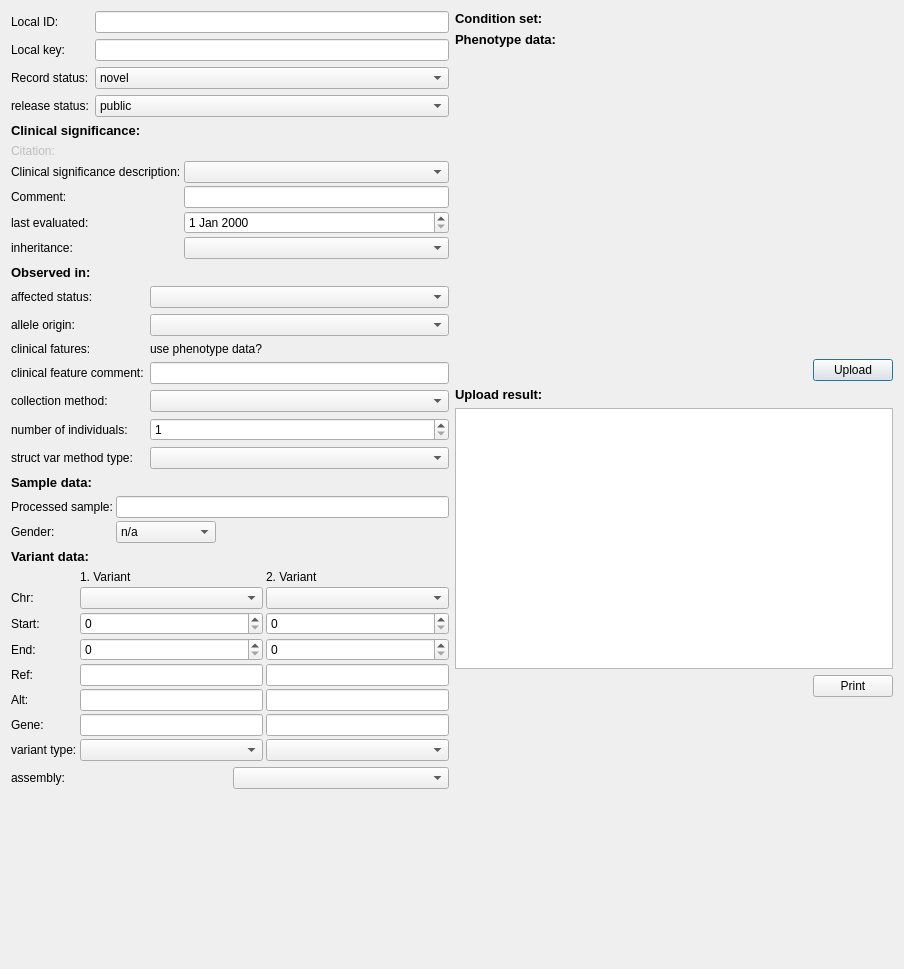
Before: the Qt Designer form src/GSvar/ClinVarUploadDialog.ui in imgag/ngs-bits, drawn with Qt 5.
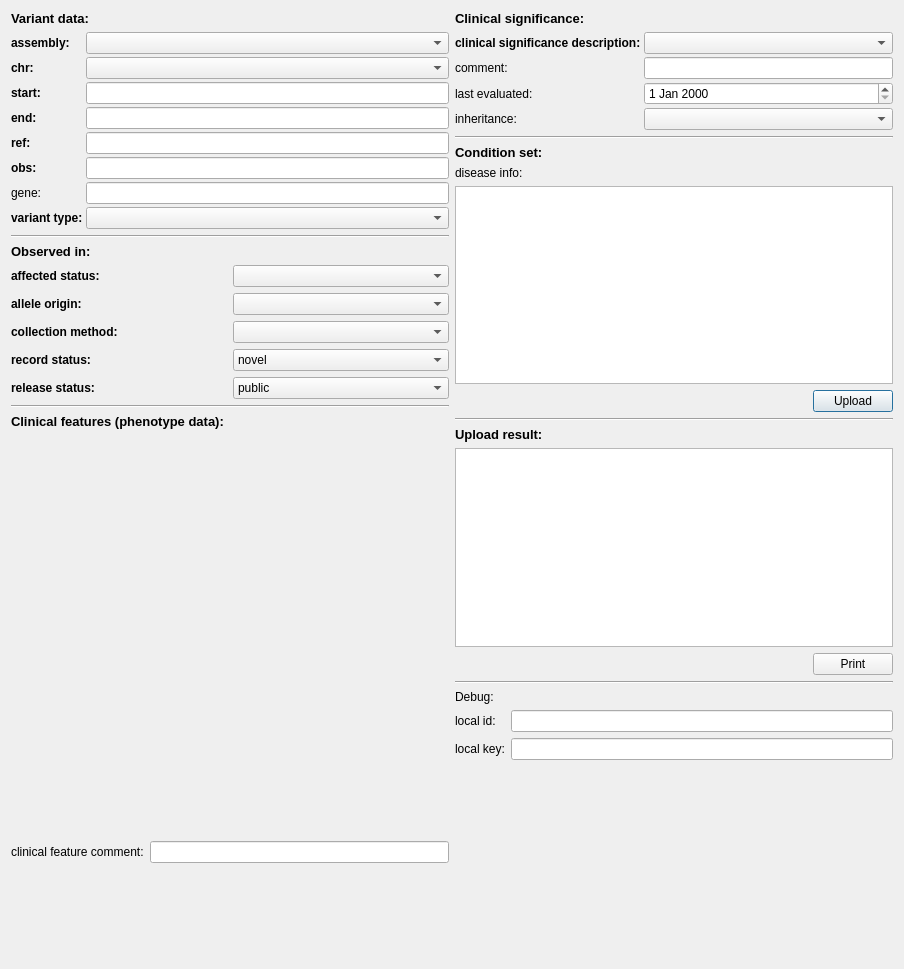
After: the same form once the commit is applied. Custom widgets are drawn as their Qt base class.

Commit message:
src/GSvar/ClinVarUploadDialog.*: added creation of JSON for clinvar submission, import all available information from the main window
src/GSvar/MainWindow.*: transfer all variant info to ClinvarUploadDialog

```diff
--- a/src/GSvar/ClinVarUploadDialog.ui
+++ b/src/GSvar/ClinVarUploadDialog.ui
@@ -16,312 +16,6 @@
   <layout class="QHBoxLayout" name="horizontalLayout_5">
    <item>
     <layout class="QVBoxLayout" name="layoutCol1">
-     <item>
-      <layout class="QGridLayout" name="gridLayout_4">
-       <item row="2" column="1">
-        <widget class="QComboBox" name="cb_record_status">
-         <item>
-          <property name="text">
-           <string>novel</string>
-          </property>
-         </item>
-         <item>
-          <property name="text">
-           <string>update</string>
-          </property>
-         </item>
-        </widget>
-       </item>
-       <item row="1" column="1">
-        <widget class="QLineEdit" name="le_local_key"/>
-       </item>
-       <item row="0" column="0">
-        <widget class="QLabel" name="label_22">
-         <property name="text">
-          <string>Local ID:</string>
-         </property>
-        </widget>
-       </item>
-       <item row="1" column="0">
-        <widget class="QLabel" name="label_23">
-         <property name="text">
-          <string>Local key:</string>
-         </property>
-        </widget>
-       </item>
-       <item row="0" column="1">
-        <widget class="QLineEdit" name="le_local_id"/>
-       </item>
-       <item row="2" column="0">
-        <widget class="QLabel" name="label_24">
-         <property name="text">
-          <string>Record status:</string>
-         </property>
-        </widget>
-       </item>
-       <item row="3" column="0">
-        <widget class="QLabel" name="label_34">
-         <property name="text">
-          <string>release status:</string>
-         </property>
-        </widget>
-       </item>
-       <item row="3" column="1">
-        <widget class="QComboBox" name="cb_release_status">
-         <item>
-          <property name="text">
-           <string>public</string>
-          </property>
-         </item>
-         <item>
-          <property name="text">
-           <string>hold until published</string>
-          </property>
-         </item>
-        </widget>
-       </item>
-      </layout>
-     </item>
-     <item>
-      <widget class="QLabel" name="label_10">
-       <property name="font">
-        <font>
-         <pointsize>10</pointsize>
-         <weight>75</weight>
-         <bold>true</bold>
-        </font>
-       </property>
-       <property name="text">
-        <string>Clinical significance:</string>
-       </property>
-      </widget>
-     </item>
-     <item>
-      <layout class="QGridLayout" name="gridLayout_3">
-       <property name="spacing">
-        <number>3</number>
-       </property>
-       <item row="3" column="2">
-        <widget class="QDateEdit" name="de_last_eval"/>
-       </item>
-       <item row="1" column="2">
-        <widget class="QComboBox" name="cb_clin_sig_desc"/>
-       </item>
-       <item row="0" column="0">
-        <widget class="QLabel" name="label_16">
-         <property name="enabled">
-          <bool>false</bool>
-         </property>
-         <property name="text">
-          <string>Citation:</string>
-         </property>
-        </widget>
-       </item>
-       <item row="1" column="0">
-        <widget class="QLabel" name="label_17">
-         <property name="text">
-          <string>Clinical significance description:</string>
-         </property>
-        </widget>
-       </item>
-       <item row="2" column="0">
-        <widget class="QLabel" name="label_18">
-         <property name="text">
-          <string>Comment:</string>
-         </property>
-        </widget>
-       </item>
-       <item row="4" column="0">
-        <widget class="QLabel" name="label_20">
-         <property name="text">
-          <string>inheritance:</string>
-         </property>
-        </widget>
-       </item>
-       <item row="3" column="0">
-        <widget class="QLabel" name="label_19">
-         <property name="text">
-          <string>last evaluated:</string>
-         </property>
-        </widget>
-       </item>
-       <item row="2" column="2">
-        <widget class="QLineEdit" name="le_clin_sig_desc_comment"/>
-       </item>
-       <item row="4" column="2">
-        <widget class="QComboBox" name="cb_inheritance"/>
-       </item>
-      </layout>
-     </item>
-     <item>
-      <widget class="QLabel" name="label_25">
-       <property name="font">
-        <font>
-         <pointsize>10</pointsize>
-         <weight>75</weight>
-         <bold>true</bold>
-        </font>
-       </property>
-       <property name="text">
-        <string>Observed in:</string>
-       </property>
-      </widget>
-     </item>
-     <item>
-      <layout class="QGridLayout" name="gridLayout_5">
-       <item row="4" column="0">
-        <widget class="QLabel" name="label_30">
-         <property name="text">
-          <string>collection method:</string>
-         </property>
-        </widget>
-       </item>
-       <item row="5" column="0">
-        <widget class="QLabel" name="label_31">
-         <property name="text">
-          <string>number of individuals:</string>
-         </property>
-        </widget>
-       </item>
-       <item row="0" column="0">
-        <widget class="QLabel" name="label_26">
-         <property name="text">
-          <string>affected status:</string>
-         </property>
-        </widget>
-       </item>
-       <item row="1" column="0">
-        <widget class="QLabel" name="label_27">
-         <property name="text">
-          <string>allele origin:</string>
-         </property>
-        </widget>
-       </item>
-       <item row="3" column="0">
-        <widget class="QLabel" name="label_29">
-         <property name="text">
-          <string>clinical feature comment:</string>
-         </property>
-        </widget>
-       </item>
-       <item row="2" column="0">
-        <widget class="QLabel" name="label_28">
-         <property name="text">
-          <string>clinical fatures:</string>
-         </property>
-        </widget>
-       </item>
-       <item row="6" column="0">
-        <widget class="QLabel" name="label_32">
-         <property name="text">
-          <string>struct var method type:</string>
-         </property>
-        </widget>
-       </item>
-       <item row="0" column="1">
-        <widget class="QComboBox" name="cb_affected_status"/>
-       </item>
-       <item row="1" column="1">
-        <widget class="QComboBox" name="cb_allele_origin"/>
-       </item>
-       <item row="2" column="1">
-        <widget class="QLabel" name="label_33">
-         <property name="text">
-          <string>use phenotype data?</string>
-         </property>
-        </widget>
-       </item>
-       <item row="3" column="1">
-        <widget class="QLineEdit" name="le_clin_feat_comment"/>
-       </item>
-       <item row="4" column="1">
-        <widget class="QComboBox" name="cb_collection_method"/>
-       </item>
-       <item row="5" column="1">
-        <widget class="QSpinBox" name="sb_n_individuals">
-         <property name="minimum">
-          <number>1</number>
-         </property>
-         <property name="maximum">
-          <number>999</number>
-         </property>
-        </widget>
-       </item>
-       <item row="6" column="1">
-        <widget class="QComboBox" name="cb_method_type"/>
-       </item>
-      </layout>
-     </item>
-     <item>
-      <widget class="QLabel" name="label_13">
-       <property name="font">
-        <font>
-         <pointsize>10</pointsize>
-         <weight>75</weight>
-         <bold>true</bold>
-        </font>
-       </property>
-       <property name="text">
-        <string>Sample data:</string>
-       </property>
-      </widget>
-     </item>
-     <item>
-      <layout class="QGridLayout" name="gridLayout_2">
-       <property name="spacing">
-        <number>3</number>
-       </property>
-       <item row="0" column="0">
-        <widget class="QLabel" name="label_14">
-         <property name="text">
-          <string>Processed sample:</string>
-         </property>
-        </widget>
-       </item>
-       <item row="1" column="0">
-        <widget class="QLabel" name="label_15">
-         <property name="text">
-          <string>Gender:</string>
-         </property>
-        </widget>
-       </item>
-       <item row="0" column="1">
-        <widget class="QLineEdit" name="processed_sample">
-         <property name="enabled">
-          <bool>true</bool>
-         </property>
-         <property name="readOnly">
-          <bool>false</bool>
-         </property>
-        </widget>
-       </item>
-       <item row="1" column="1">
-        <widget class="QComboBox" name="gender">
-         <property name="maximumSize">
-          <size>
-           <width>100</width>
-           <height>16777215</height>
-          </size>
-         </property>
-         <item>
-          <property name="text">
-           <string>n/a</string>
-          </property>
-         </item>
-         <item>
-          <property name="text">
-           <string>male</string>
-          </property>
-         </item>
-         <item>
-          <property name="text">
-           <string>female</string>
-          </property>
-         </item>
-        </widget>
-       </item>
-      </layout>
-     </item>
      <item>
       <widget class="QLabel" name="label">
        <property name="font">
@@ -341,150 +35,361 @@
        <property name="spacing">
         <number>3</number>
        </property>
-       <item row="3" column="2">
-        <widget class="QSpinBox" name="sb_start2">
-         <property name="maximum">
-          <number>1000000000</number>
-         </property>
-        </widget>
-       </item>
        <item row="5" column="0">
         <widget class="QLabel" name="label_39">
-         <property name="text">
-          <string>Ref:</string>
+         <property name="font">
+          <font>
+           <weight>75</weight>
+           <bold>true</bold>
+          </font>
          </property>
-        </widget>
-       </item>
-       <item row="5" column="2">
-        <widget class="QLineEdit" name="le_ref2"/>
-       </item>
-       <item row="4" column="2">
-        <widget class="QSpinBox" name="sb_end2">
-         <property name="maximum">
-          <number>1000000000</number>
-         </property>
-        </widget>
-       </item>
-       <item row="1" column="1">
-        <widget class="QLabel" name="label_35">
          <property name="text">
-          <string>1. Variant</string>
+          <string>ref:</string>
          </property>
         </widget>
        </item>
        <item row="4" column="0">
         <widget class="QLabel" name="label_38">
+         <property name="font">
+          <font>
+           <weight>75</weight>
+           <bold>true</bold>
+          </font>
+         </property>
          <property name="text">
-          <string>End:</string>
+          <string>end:</string>
          </property>
         </widget>
        </item>
-       <item row="2" column="2">
-        <widget class="QComboBox" name="cb_chr2"/>
-       </item>
-       <item row="1" column="2">
-        <widget class="QLabel" name="label_36">
-         <property name="text">
-          <string>2. Variant</string>
+       <item row="3" column="2">
+        <widget class="QLineEdit" name="le_start">
+         <property name="toolTip">
+          <string>The start location for the reference allele in chromosome coordinates. </string>
          </property>
         </widget>
        </item>
-       <item row="4" column="1">
-        <widget class="QSpinBox" name="sb_end1">
-         <property name="maximum">
-          <number>1000000000</number>
+       <item row="4" column="2">
+        <widget class="QLineEdit" name="le_end">
+         <property name="toolTip">
+          <string>The stop location for the reference allele in chromosome coordinates.</string>
          </property>
         </widget>
        </item>
-       <item row="7" column="1">
-        <widget class="QLineEdit" name="le_gene1"/>
-       </item>
        <item row="7" column="2">
         <widget class="QLineEdit" name="le_gene2"/>
        </item>
        <item row="2" column="0">
         <widget class="QLabel" name="label_2">
+         <property name="font">
+          <font>
+           <weight>75</weight>
+           <bold>true</bold>
+          </font>
+         </property>
          <property name="text">
-          <string>Chr:</string>
+          <string>chr:</string>
          </property>
         </widget>
        </item>
-       <item row="2" column="1">
-        <widget class="QComboBox" name="cb_chr1">
-         <property name="maximumSize">
-          <size>
-           <width>16777215</width>
-           <height>16777215</height>
-          </size>
-         </property>
-        </widget>
-       </item>
-       <item row="5" column="1">
-        <widget class="QLineEdit" name="le_ref1"/>
-       </item>
        <item row="6" column="0">
         <widget class="QLabel" name="label_40">
+         <property name="font">
+          <font>
+           <weight>75</weight>
+           <bold>true</bold>
+          </font>
+         </property>
          <property name="text">
-          <string>Alt:</string>
+          <string>obs:</string>
+         </property>
+        </widget>
+       </item>
+       <item row="3" column="0">
+        <widget class="QLabel" name="label_37">
+         <property name="font">
+          <font>
+           <weight>75</weight>
+           <bold>true</bold>
+          </font>
+         </property>
+         <property name="text">
+          <string>start:</string>
          </property>
         </widget>
        </item>
        <item row="7" column="0">
         <widget class="QLabel" name="label_5">
          <property name="text">
-          <string>Gene:</string>
+          <string>gene:</string>
          </property>
         </widget>
        </item>
-       <item row="3" column="0">
-        <widget class="QLabel" name="label_37">
-         <property name="text">
-          <string>Start:</string>
+       <item row="5" column="2">
+        <widget class="QLineEdit" name="le_ref">
+         <property name="toolTip">
+          <string>The reference allele for the submitted variant. </string>
          </property>
         </widget>
        </item>
-       <item row="6" column="1">
-        <widget class="QLineEdit" name="le_alt1"/>
+       <item row="2" column="2">
+        <widget class="QComboBox" name="cb_chr">
+         <property name="maximumSize">
+          <size>
+           <width>16777215</width>
+           <height>16777215</height>
+          </size>
+         </property>
+         <property name="toolTip">
+          <string>The chromosome for the location of the variant. Values are 1-22, X, Y, and MT. If the location is pseudoautosomal, submit on X and  ClinVar will calculate the Y location.</string>
+         </property>
+        </widget>
        </item>
-       <item row="6" column="2">
-        <widget class="QLineEdit" name="le_alt2"/>
-       </item>
-       <item row="3" column="1">
-        <widget class="QSpinBox" name="sb_start1">
-         <property name="maximum">
-          <number>1000000000</number>
+       <item row="8" column="2">
+        <widget class="QComboBox" name="cb_var_type">
+         <property name="toolTip">
+          <string>The type of variant.</string>
          </property>
         </widget>
        </item>
        <item row="8" column="0">
         <widget class="QLabel" name="label_3">
+         <property name="font">
+          <font>
+           <weight>75</weight>
+           <bold>true</bold>
+          </font>
+         </property>
          <property name="text">
           <string>variant type:</string>
          </property>
         </widget>
        </item>
-       <item row="8" column="1">
-        <widget class="QComboBox" name="cb_var_type1"/>
+       <item row="6" column="2">
+        <widget class="QLineEdit" name="le_obs">
+         <property name="toolTip">
+          <string>The alternate allele for the submitted variant. </string>
+         </property>
+        </widget>
        </item>
-       <item row="8" column="2">
-        <widget class="QComboBox" name="cb_var_type2"/>
-       </item>
-      </layout>
-     </item>
-     <item>
-      <layout class="QGridLayout" name="gridLayout_6">
-       <item row="0" column="0">
+       <item row="1" column="0">
         <widget class="QLabel" name="label_4">
+         <property name="font">
+          <font>
+           <weight>75</weight>
+           <bold>true</bold>
+          </font>
+         </property>
          <property name="text">
           <string>assembly:</string>
          </property>
         </widget>
        </item>
+       <item row="1" column="2">
+        <widget class="QComboBox" name="cb_assembly">
+         <property name="toolTip">
+          <string>The genome assembly that was used to call the variant.</string>
+         </property>
+        </widget>
+       </item>
+      </layout>
+     </item>
+     <item>
+      <widget class="Line" name="line">
+       <property name="orientation">
+        <enum>Qt::Horizontal</enum>
+       </property>
+      </widget>
+     </item>
+     <item>
+      <widget class="QLabel" name="label_25">
+       <property name="font">
+        <font>
+         <pointsize>10</pointsize>
+         <weight>75</weight>
+         <bold>true</bold>
+        </font>
+       </property>
+       <property name="text">
+        <string>Observed in:</string>
+       </property>
+      </widget>
+     </item>
+     <item>
+      <layout class="QGridLayout" name="gridLayout_5">
+       <item row="0" column="0">
+        <widget class="QLabel" name="label_26">
+         <property name="font">
+          <font>
+           <weight>75</weight>
+           <bold>true</bold>
+          </font>
+         </property>
+         <property name="text">
+          <string>affected status:</string>
+         </property>
+        </widget>
+       </item>
+       <item row="1" column="1">
+        <widget class="QComboBox" name="cb_allele_origin">
+         <property name="acceptDrops">
+          <bool>false</bool>
+         </property>
+         <property name="toolTip">
+          <string>The genetic origin of the variant for individuals in each aggregate observation. Note that biparental and uniparental are intended for the context of uniparental disomy. For de novo variants, please indicate 'de novo', not the origin of the chromosome.</string>
+         </property>
+        </widget>
+       </item>
+       <item row="1" column="0">
+        <widget class="QLabel" name="label_27">
+         <property name="font">
+          <font>
+           <weight>75</weight>
+           <bold>true</bold>
+          </font>
+         </property>
+         <property name="text">
+          <string>allele origin:</string>
+         </property>
+        </widget>
+       </item>
        <item row="0" column="1">
-        <widget class="QComboBox" name="cb_assembly"/>
+        <widget class="QComboBox" name="cb_affected_status">
+         <property name="toolTip">
+          <string>Indicates whether or not the individual was affected by the condition for the interpretation.</string>
+         </property>
+        </widget>
        </item>
+       <item row="2" column="0">
+        <widget class="QLabel" name="label_30">
+         <property name="font">
+          <font>
+           <weight>75</weight>
+           <bold>true</bold>
+          </font>
+         </property>
+         <property name="text">
+          <string>collection method:</string>
+         </property>
+        </widget>
+       </item>
+       <item row="2" column="1">
+        <widget class="QComboBox" name="cb_collection_method">
+         <property name="toolTip">
+          <string>&lt;html&gt;&lt;head/&gt;&lt;body&gt;&lt;p&gt;The method used to collect the data for each observation, e.g. clinical testing or research.  See &lt;a href=&quot;https://www.ncbi.nlm.nih.gov/clinvar/docs/spreadsheet/#collection&quot;&gt;&lt;span style=&quot; text-decoration: underline; color:#0000ff;&quot;&gt;https://www.ncbi.nlm.nih.gov/clinvar/docs/spreadsheet/#collection&lt;/span&gt;&lt;/a&gt;&lt;/p&gt;&lt;/body&gt;&lt;/html&gt;</string>
+         </property>
+        </widget>
+       </item>
+       <item row="3" column="0">
+        <widget class="QLabel" name="label_24">
+         <property name="font">
+          <font>
+           <weight>75</weight>
+           <bold>true</bold>
+          </font>
+         </property>
+         <property name="text">
+          <string>record status:</string>
+         </property>
+        </widget>
+       </item>
+       <item row="3" column="1">
+        <widget class="QComboBox" name="cb_record_status">
+         <item>
+          <property name="text">
+           <string>novel</string>
+          </property>
+         </item>
+         <item>
+          <property name="text">
+           <string>update</string>
+          </property>
+         </item>
+        </widget>
+       </item>
+       <item row="4" column="0">
+        <widget class="QLabel" name="label_34">
+         <property name="font">
+          <font>
+           <weight>75</weight>
+           <bold>true</bold>
+          </font>
+         </property>
+         <property name="text">
+          <string>release status:</string>
+         </property>
+        </widget>
+       </item>
+       <item row="4" column="1">
+        <widget class="QComboBox" name="cb_release_status">
+         <property name="toolTip">
+          <string>&quot;hold until published&quot; allows a temporary hold on data being presented publicly. If no value is provided, the default is public.&quot;</string>
+         </property>
+         <item>
+          <property name="text">
+           <string>public</string>
+          </property>
+         </item>
+         <item>
+          <property name="text">
+           <string>hold until published</string>
+          </property>
+         </item>
+        </widget>
+       </item>
       </layout>
      </item>
+     <item>
+      <widget class="Line" name="line_2">
+       <property name="orientation">
+        <enum>Qt::Horizontal</enum>
+       </property>
+      </widget>
+     </item>
+     <item>
+      <widget class="QLabel" name="label_11">
+       <property name="font">
+        <font>
+         <pointsize>10</pointsize>
+         <weight>75</weight>
+         <bold>true</bold>
+        </font>
+       </property>
+       <property name="text">
+        <string>Clinical features (phenotype data):</string>
+       </property>
+      </widget>
+     </item>
+     <item>
+      <widget class="PhenotypeSelectionWidget" name="phenos" native="true">
+       <property name="minimumSize">
+        <size>
+         <width>0</width>
+         <height>400</height>
+        </size>
+       </property>
+      </widget>
+     </item>
+     <item>
+      <layout class="QGridLayout" name="gridLayout_2">
+       <item row="0" column="0">
+        <widget class="QLabel" name="label_29">
+         <property name="text">
+          <string>clinical feature comment:</string>
+         </property>
+        </widget>
+       </item>
+       <item row="0" column="1">
+        <widget class="QLineEdit" name="le_clin_feat_comment">
+         <property name="toolTip">
+          <string>To provide a free text explanation of clinical features provided in the previous column, e.g. to describe the progression of disease or diagnosis. Please use this comment to expand on the information in 'clinicalFeatures'</string>
+         </property>
+        </widget>
+       </item>
+      </layout>
+     </item>
+     <item>
+      <layout class="QGridLayout" name="gridLayout_6"/>
+     </item>
      <item>
       <spacer name="verticalSpacer_2">
        <property name="orientation">
@@ -502,6 +407,84 @@
    </item>
    <item>
     <layout class="QVBoxLayout" name="layoutCol2">
+     <item>
+      <widget class="QLabel" name="label_10">
+       <property name="font">
+        <font>
+         <pointsize>10</pointsize>
+         <weight>75</weight>
+         <bold>true</bold>
+        </font>
+       </property>
+       <property name="text">
+        <string>Clinical significance:</string>
+       </property>
+      </widget>
+     </item>
+     <item>
+      <layout class="QGridLayout" name="gridLayout_3">
+       <property name="spacing">
+        <number>3</number>
+       </property>
+       <item row="0" column="2">
+        <widget class="QComboBox" name="cb_clin_sig_desc">
+         <property name="toolTip">
+          <string>The interpretation, or clinical significance, of the variant for the submitted condition. </string>
+         </property>
+        </widget>
+       </item>
+       <item row="2" column="2">
+        <widget class="QDateEdit" name="de_last_eval"/>
+       </item>
+       <item row="2" column="0">
+        <widget class="QLabel" name="label_19">
+         <property name="text">
+          <string>last evaluated:</string>
+         </property>
+        </widget>
+       </item>
+       <item row="0" column="0">
+        <widget class="QLabel" name="label_17">
+         <property name="font">
+          <font>
+           <weight>75</weight>
+           <bold>true</bold>
+          </font>
+         </property>
+         <property name="text">
+          <string>clinical significance description:</string>
+         </property>
+        </widget>
+       </item>
+       <item row="3" column="0">
+        <widget class="QLabel" name="label_20">
+         <property name="text">
+          <string>inheritance:</string>
+         </property>
+        </widget>
+       </item>
+       <item row="1" column="0">
+        <widget class="QLabel" name="label_18">
+         <property name="text">
+          <string>comment:</string>
+         </property>
+        </widget>
+       </item>
+       <item row="1" column="2">
+        <widget class="QLineEdit" name="le_clin_sig_desc_comment"/>
+       </item>
+       <item row="3" column="2">
+        <widget class="QComboBox" name="cb_inheritance"/>
+       </item>
+      </layout>
+     </item>
+     <item>
+      <widget class="Line" name="line_3">
+       <property name="orientation">
+        <enum>Qt::Horizontal</enum>
+       </property>
+      </widget>
+     </item>
      <item>
       <widget class="QLabel" name="label_21">
        <property name="font">
@@ -517,26 +500,16 @@
       </widget>
      </item>
      <item>
-      <widget class="QLabel" name="label_11">
-       <property name="font">
-        <font>
-         <pointsize>10</pointsize>
-         <weight>75</weight>
-         <bold>true</bold>
-        </font>
-       </property>
+      <widget class="QLabel" name="label_6">
        <property name="text">
-        <string>Phenotype data:</string>
+        <string>disease info:</string>
        </property>
       </widget>
      </item>
      <item>
-      <widget class="PhenotypeSelectionWidget" name="phenos" native="true">
-       <property name="minimumSize">
-        <size>
-         <width>0</width>
-         <height>300</height>
-        </size>
+      <widget class="QTableWidget" name="tw_disease_info">
+       <property name="editTriggers">
+        <set>QAbstractItemView::NoEditTriggers</set>
        </property>
       </widget>
      </item>
@@ -564,6 +537,13 @@
        </item>
       </layout>
      </item>
+     <item>
+      <widget class="Line" name="line_4">
+       <property name="orientation">
+        <enum>Qt::Horizontal</enum>
+       </property>
+      </widget>
+     </item>
      <item>
       <widget class="QLabel" name="label_12">
        <property name="font">
@@ -612,6 +592,44 @@
        </item>
       </layout>
      </item>
+     <item>
+      <widget class="Line" name="line_5">
+       <property name="orientation">
+        <enum>Qt::Horizontal</enum>
+       </property>
+      </widget>
+     </item>
+     <item>
+      <layout class="QGridLayout" name="gridLayout_4">
+       <item row="2" column="1">
+        <widget class="QLineEdit" name="le_local_key"/>
+       </item>
+       <item row="1" column="0">
+        <widget class="QLabel" name="label_22">
+         <property name="text">
+          <string>local id:</string>
+         </property>
+        </widget>
+       </item>
+       <item row="1" column="1">
+        <widget class="QLineEdit" name="le_local_id"/>
+       </item>
+       <item row="2" column="0">
+        <widget class="QLabel" name="label_23">
+         <property name="text">
+          <string>local key:</string>
+         </property>
+        </widget>
+       </item>
+       <item row="0" column="0">
+        <widget class="QLabel" name="label_7">
+         <property name="text">
+          <string>Debug:</string>
+         </property>
+        </widget>
+       </item>
+      </layout>
+     </item>
      <item>
       <spacer name="verticalSpacer">
        <property name="orientation">
```
Left out of the diff: 10 changed lines with no effect on the pictures. The commit also changes 5 other files.
